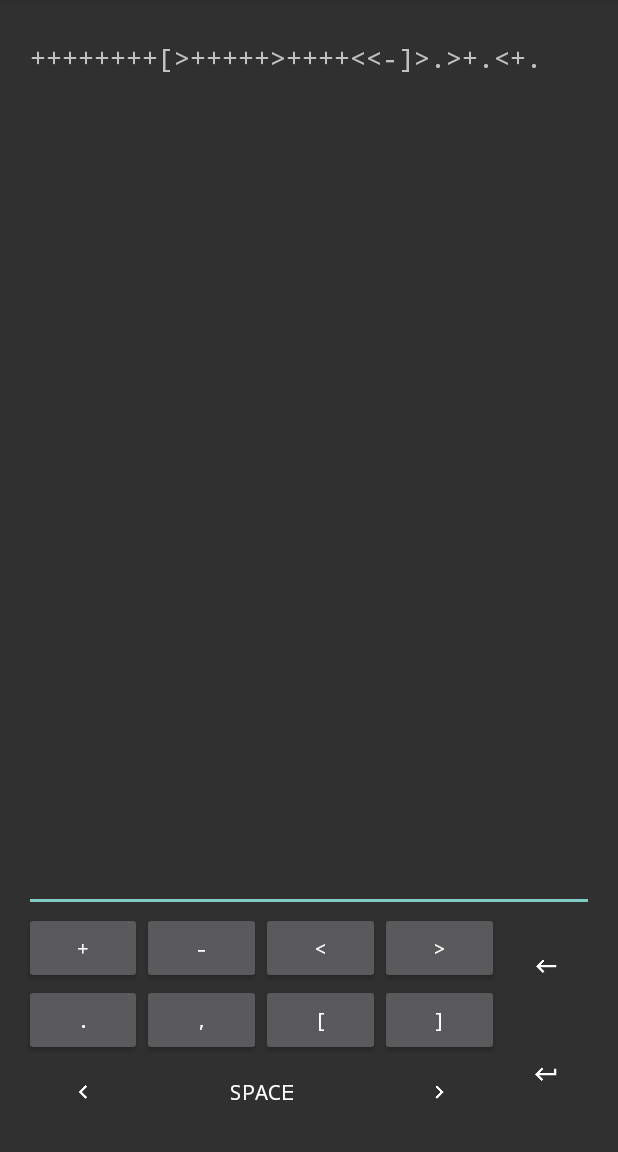
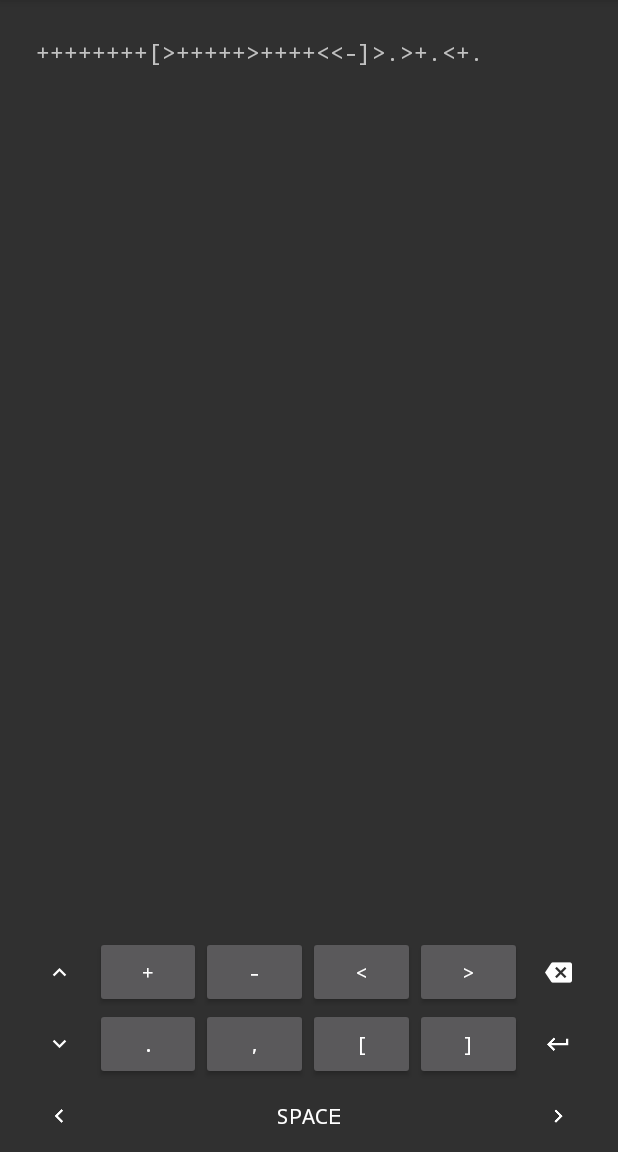
Before and after one commit to chalkpe/BrainfuckInterpreter, an Android app: the screen it shows after launch (MainActivity), on a phone screen of 412 x 824 dp, the part 84-1236 px from its top. Run offline under Robolectric (Android 15) with nearby library versions, the phone set to English and light mode, and no system bars.

Commit message:
Updated layout

```diff
--- a/app/src/main/res/layout/activity_main.xml
+++ b/app/src/main/res/layout/activity_main.xml
@@ -7,7 +7,6 @@
     android:paddingLeft="@dimen/activity_horizontal_margin"
     android:paddingRight="@dimen/activity_horizontal_margin"
     android:paddingTop="@dimen/activity_vertical_margin"
-    android:paddingBottom="@dimen/activity_vertical_margin"
     tools:context=".MainActivity"
     android:orientation="vertical">
 
@@ -20,7 +19,10 @@
         android:inputType="textNoSuggestions|textImeMultiLine|text|textMultiLine"
         android:gravity="start|top"
         android:layout_weight="1"
-        />
+        android:background="@null"
+        android:nestedScrollingEnabled="true"
+        android:padding="8dp"
+        android:textSize="15dp"/>
 
     <LinearLayout
         android:orientation="horizontal"
@@ -31,8 +33,34 @@
         <LinearLayout
             android:orientation="vertical"
             android:layout_width="0dp"
+            android:layout_height="match_parent"
+            android:layout_weight="1">
+
+            <ImageButton
+                android:layout_width="match_parent"
+                android:layout_height="0dp"
+                android:src="@drawable/ic_keyboard_arrow_up_white_18dp"
+                android:background="?android:attr/selectableItemBackgroundBorderless"
+                android:id="@+id/command_up"
+                android:typeface="monospace"
+                android:layout_weight="1"
+                android:onClick="onCommandButtonClick"/>
+
+            <ImageButton
+                android:layout_width="match_parent"
+                android:layout_height="0dp"
+                android:src="@drawable/ic_keyboard_arrow_down_white_18dp"
+                android:background="?android:attr/selectableItemBackgroundBorderless"
+                android:id="@+id/command_down"
+                android:layout_weight="1"
+                android:onClick="onCommandButtonClick"/>
+        </LinearLayout>
+
+        <LinearLayout
+            android:orientation="vertical"
+            android:layout_width="0dp"
             android:layout_height="wrap_content"
-            android:layout_weight="5">
+            android:layout_weight="6">
 
             <LinearLayout
                 android:orientation="horizontal"
@@ -120,6 +148,37 @@
 
             </LinearLayout>
 
+        </LinearLayout>
+
+
+        <LinearLayout
+            android:orientation="vertical"
+            android:layout_width="0dp"
+            android:layout_height="match_parent"
+            android:layout_weight="1">
+
+            <ImageButton
+                android:layout_width="match_parent"
+                android:layout_height="0dp"
+                android:src="@drawable/ic_backspace_white_18dp"
+                android:background="?android:attr/selectableItemBackgroundBorderless"
+                android:id="@+id/command_backspace"
+                android:typeface="monospace"
+                android:layout_weight="1"
+                android:onClick="onCommandButtonClick"/>
+
+            <ImageButton
+                android:layout_width="match_parent"
+                android:layout_height="0dp"
+                android:src="@drawable/ic_keyboard_return_white_18dp"
+                android:background="?android:attr/selectableItemBackgroundBorderless"
+                android:id="@+id/command_enter"
+                android:layout_weight="1"
+                android:onClick="onCommandButtonClick"/>
+        </LinearLayout>
+
+    </LinearLayout>
+
     <LinearLayout
         android:orientation="horizontal"
         android:layout_width="match_parent"
@@ -142,7 +201,7 @@
             android:background="?android:attr/selectableItemBackgroundBorderless"
             android:id="@+id/command_space"
             android:typeface="monospace"
-                    android:layout_weight="2"
+            android:layout_weight="6"
             android:onClick="onCommandButtonClick"/>
 
         <ImageButton
@@ -158,34 +217,3 @@
     </LinearLayout>
 
 </LinearLayout>
-
-
-        <LinearLayout
-            android:orientation="vertical"
-            android:layout_width="0dp"
-            android:layout_height="match_parent"
-            android:layout_weight="1">
-
-            <ImageButton
-                android:layout_width="match_parent"
-                android:layout_height="0dp"
-                android:src="@drawable/ic_keyboard_backspace_white_18dp"
-                android:background="?android:attr/selectableItemBackgroundBorderless"
-                android:id="@+id/command_backspace"
-                android:typeface="monospace"
-                android:layout_weight="1"
-                android:onClick="onCommandButtonClick"/>
-
-            <ImageButton
-                android:layout_width="match_parent"
-                android:layout_height="0dp"
-                android:src="@drawable/ic_keyboard_return_white_18dp"
-                android:background="?android:attr/selectableItemBackgroundBorderless"
-                android:id="@+id/command_enter"
-                android:layout_weight="1"
-                android:onClick="onCommandButtonClick"/>
-        </LinearLayout>
-
-    </LinearLayout>
-
-</LinearLayout>
```
Also changed, not shown: app/src/main/res/drawable-hdpi/ic_backspace_white_18dp.png (added), app/src/main/res/drawable-hdpi/ic_keyboard_arrow_down_white_18dp.png (added), app/src/main/res/drawable-hdpi/ic_keyboard_arrow_up_white_18dp.png (added), app/src/main/res/drawable-mdpi/ic_backspace_white_18dp.png (added), app/src/main/res/drawable-mdpi/ic_keyboard_arrow_down_white_18dp.png (added), app/src/main/res/drawable-mdpi/ic_keyboard_arrow_up_white_18dp.png (added), app/src/main/res/drawable-xhdpi/ic_backspace_white_18dp.png (added), app/src/main/res/drawable-xhdpi/ic_keyboard_arrow_down_white_18dp.png (added), app/src/main/res/drawable-xhdpi/ic_keyboard_arrow_up_white_18dp.png (added), app/src/main/res/drawable-xxhdpi/ic_backspace_white_18dp.png (added), app/src/main/res/drawable-xxhdpi/ic_keyboard_arrow_down_white_18dp.png (added), app/src/main/res/drawable-xxhdpi/ic_keyboard_arrow_up_white_18dp.png (added), app/src/main/res/drawable-xxxhdpi/ic_backspace_white_18dp.png (added), app/src/main/res/drawable-xxxhdpi/ic_keyboard_arrow_down_white_18dp.png (added), 1 more files. Lines whose indentation alone changed are shown as unchanged.
